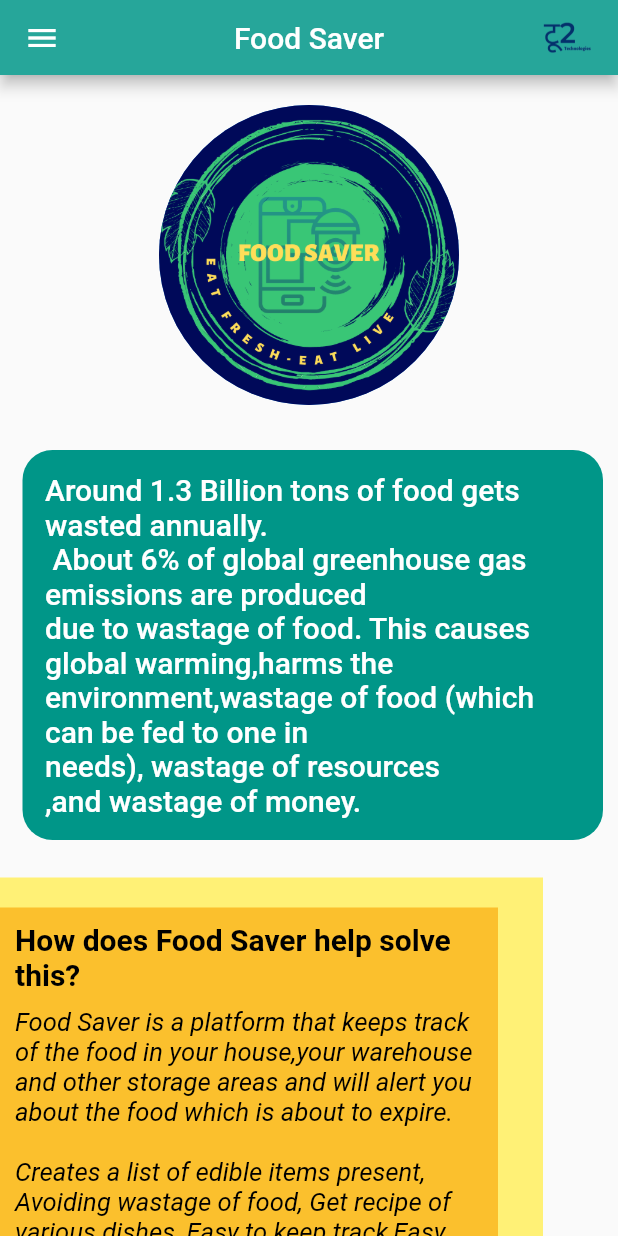
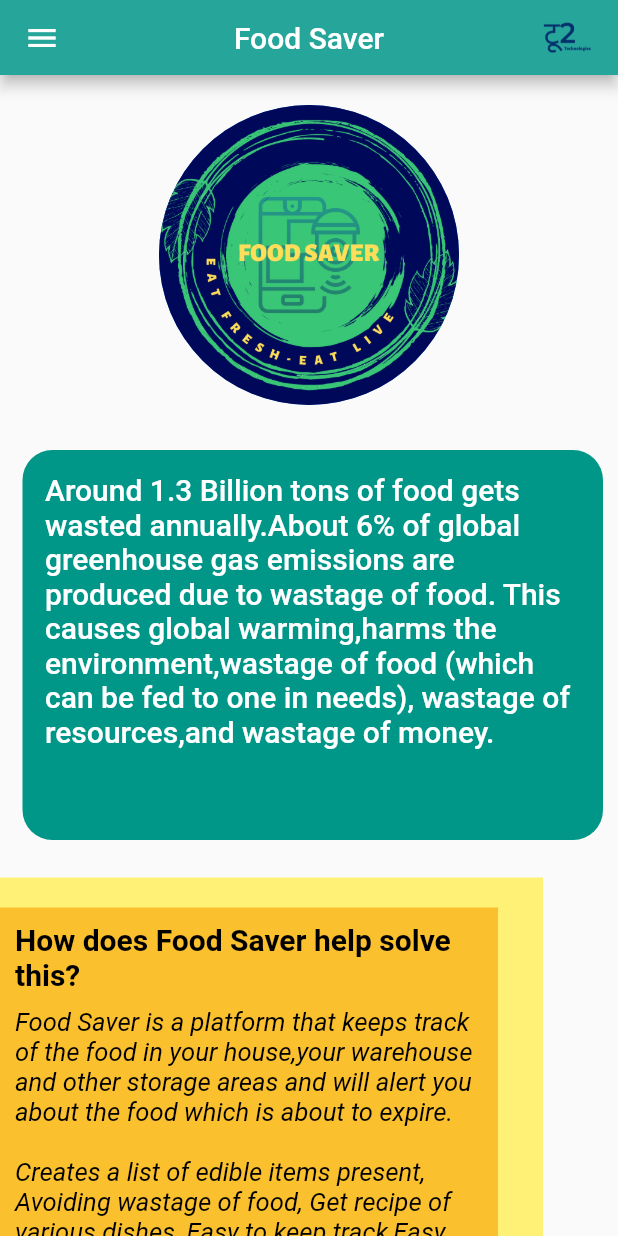
Before and after one commit to chiragtyagi2003/AgriSafe, a Flutter app: the screen it shows after launch, in the side drawer, after a tap on "About Us", on a phone screen of 412 x 824 dp. Run offline on Flutter 3.47's test engine with Material 2 defaults, Android fonts, the light colour scheme and no system bars.

Commit message:
alignmeent fix

```diff
--- a/lib/about_us.dart
+++ b/lib/about_us.dart
@@ -30,11 +30,7 @@ class AboutUs extends StatelessWidget{
                 width: 1320.0,
                 height: 260.0,
                 child: Text(
-                    'Around 1.3 Billion tons of food gets wasted annually.\n'
-                    ' About 6% of global greenhouse gas emissions are produced\n'
-                    'due to wastage of food. This causes global warming,harms the environment,wastage of food (which can be fed to one in\n'
-                    'needs), wastage of resources\n'
-                    ',and wastage of money.',
+                    'Around 1.3 Billion tons of food gets wasted annually.About 6% of global greenhouse gas emissions are produced due to wastage of food. This causes global warming,harms the environment,wastage of food (which can be fed to one in needs), wastage of resources,and wastage of money.',
 
                     style: TextStyle(
                       color: Colors.white,
```
